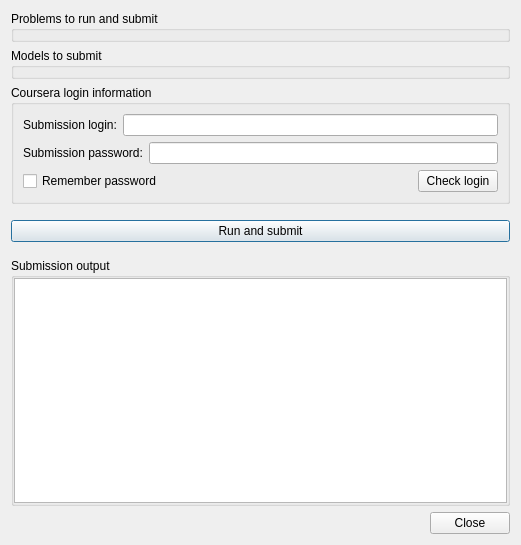
First picture: the form in MiniZincIDE/courserasubmission.ui, repository MiniZinc/MiniZincIDE, before the edit.
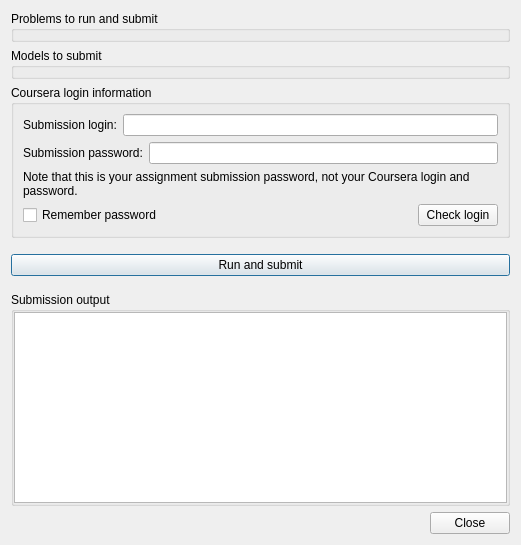
Second picture: the form after the edit.

Diff of the .ui file:
```diff
--- a/MiniZincIDE/courserasubmission.ui
+++ b/MiniZincIDE/courserasubmission.ui
@@ -78,6 +78,19 @@
         </item>
        </layout>
       </item>
+      <item>
+       <widget class="QLabel" name="label">
+        <property name="text">
+         <string>Note that this is your assignment submission password, not your Coursera login and password.</string>
+        </property>
+        <property name="textFormat">
+         <enum>Qt::RichText</enum>
+        </property>
+        <property name="wordWrap">
+         <bool>true</bool>
+        </property>
+       </widget>
+      </item>
       <item>
        <layout class="QHBoxLayout" name="horizontalLayout_3">
         <property name="sizeConstraint">
```
